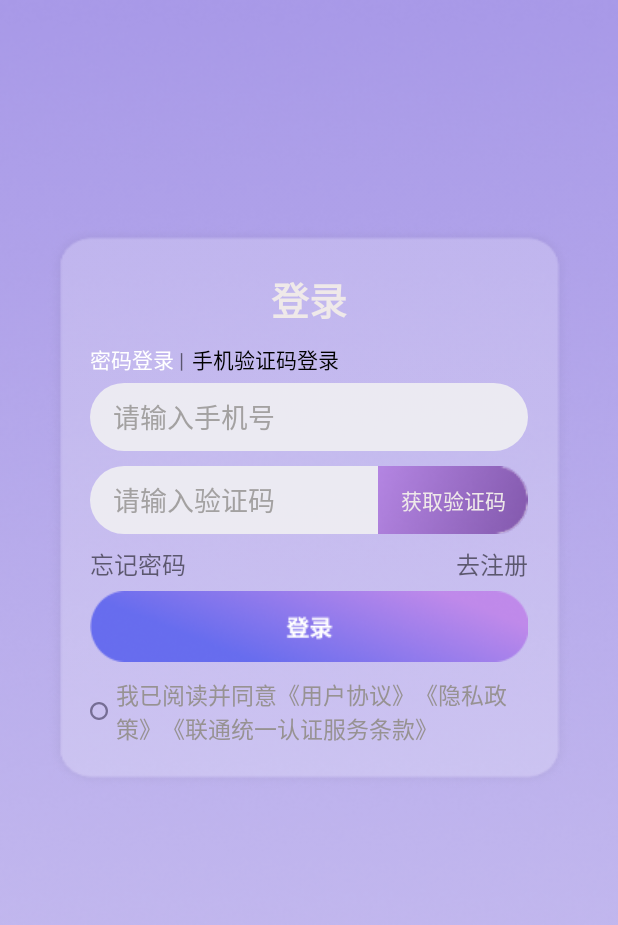
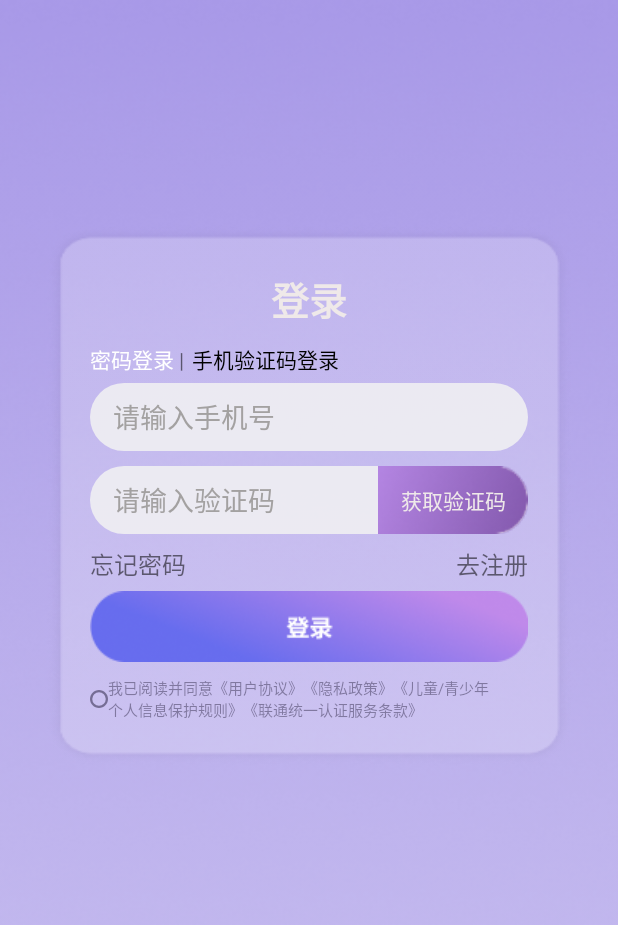
Before and after one commit to GeorgeRest/MemoShareApp, an Android app: the screen it shows after launch (LoginActivity), after a tap on "手机验证码登录", on a phone screen of 412 x 824 dp. Shown: the top 925 px of the screen. Run offline under Robolectric (Android 15) with nearby library versions, the phone set to English and light mode, and no system bars; libraries missing offline, so code that uses them is left out: com.hjq.permissions, es.dmoral.toasty, org.litepal; 3 statements that could not run were skipped.

Commit message:
完成登录大部分功能(更新正则判断+其他细节)

```diff
--- a/app/src/main/java/com/george/memoshareapp/Fragment/CodeLoginFragment.java
+++ b/app/src/main/java/com/george/memoshareapp/Fragment/CodeLoginFragment.java
@@ -9,10 +9,13 @@ import android.view.ViewGroup;
 import android.widget.EditText;
 import android.widget.ImageView;
 import android.widget.TextView;
+import android.widget.Toast;
+
 import androidx.annotation.Nullable;
 import androidx.fragment.app.Fragment;
 import com.george.memoshareapp.R;
 import com.george.memoshareapp.activities.RegisterActivity;
+import com.george.memoshareapp.manager.UserManager;
 import com.george.memoshareapp.utils.CodeSender;
 import com.george.memoshareapp.utils.VerificationCountDownTimer;
 import com.george.memoshareapp.view.MyCheckBox;
@@ -48,7 +51,7 @@ public class CodeLoginFragment extends Fragment implements View.OnClickListener{
         phone = (EditText) view.findViewById(R.id.et_phone);
         fragment_et_code = (EditText) view.findViewById(R.id.fragment_et_code);
         getCode = (TextView) view.findViewById(R.id.tv_getCode);
-        agreement = (MyCheckBox) getActivity().findViewById(R.id.rb_yx_lg_agreement);
+        agreement = (MyCheckBox) getActivity().findViewById(R.id.rb_agree);
         register = (TextView) getActivity().findViewById(R.id.tv_yx_lg_regist);
         getCode.setOnClickListener(this);
     }
@@ -58,18 +61,33 @@ public class CodeLoginFragment extends Fragment implements View.OnClickListener{
     public void onClick(View v) {
         phoneNumber = this.phone.getText().toString().trim();
         switch (v.getId()){
-            case R.id.tv_yx_lg_regist:
-                Intent intent = new Intent(getContext(), RegisterActivity.class);
-                startActivity(intent);
-                break;
             case R.id.tv_getCode:
-                if (TextUtils.isEmpty(phoneNumber) && isPhoneNumberValid(phoneNumber)){
+                if (TextUtils.isEmpty(phoneNumber) || !isPhoneNumberValid(phoneNumber)){
                     Toasty.error(getContext(),"请输入正确的手机号",Toasty.LENGTH_SHORT,true).show();
                     return;
                 }
                 new VerificationCountDownTimer(getCode, 60000, 1000).start();
-                codeReal = new CodeSender(getContext()).sendCode(phoneNumber);
+                if (!TextUtils.isEmpty(phoneNumber)){
+                    codeReal = new CodeSender(getContext()).sendCode(phoneNumber);
+                }
+
                 break;
+//            if (TextUtils.isEmpty(phoneNumber) || !isPhoneNumberValid(phoneNumber)){
+//                Toasty.error(getContext(),"请输入正确的手机号",Toasty.LENGTH_SHORT,true).show();
+//                return;
+//            }
+//            if (agreement.isChecked()) {
+//            UserManager userManager = new UserManager(getContext());
+////            if (userManager.queryUserInfo(phoneNumber, pwNumber)) {
+////                new VerificationCountDownTimer(getCode, 60000, 1000).start();
+////                if (!TextUtils.isEmpty(phoneNumber)){
+////                    codeReal = new CodeSender(getContext()).sendCode(phoneNumber);
+//                      Toast.makeText(getContext(), "登录成功", Toast.LENGTH_SHORT).show();
+////                }
+////            }
+//            } else {
+//                Toast.makeText(getContext(), "请勾选同意协议", Toast.LENGTH_SHORT).show();}
+//            break;
         }
     }
     public String getPhoneNumber() {
--- a/app/src/main/java/com/george/memoshareapp/Fragment/PWLoginFragment.java
+++ b/app/src/main/java/com/george/memoshareapp/Fragment/PWLoginFragment.java
@@ -40,7 +40,7 @@ public class PWLoginFragment extends Fragment{
     private void initView() {
         phone = (EditText) view.findViewById(R.id.et_phone);
         pw = (EditText) view.findViewById(R.id.et_pw);
-        agreement = (MyCheckBox) getActivity().findViewById(R.id.rb_yx_lg_agreement);
+        agreement = (MyCheckBox) getActivity().findViewById(R.id.rb_agree);
     }
 
     public String getPhoneNumber() {
@@ -51,4 +51,5 @@ public class PWLoginFragment extends Fragment{
         return pw != null ? pw.getText().toString().trim() : "";
     }
 
+
 }
--- a/app/src/main/java/com/george/memoshareapp/activities/LoginActivity.java
+++ b/app/src/main/java/com/george/memoshareapp/activities/LoginActivity.java
@@ -4,6 +4,7 @@ import androidx.appcompat.app.AppCompatActivity;
 import androidx.fragment.app.FragmentManager;
 import androidx.fragment.app.FragmentTransaction;
 
+import android.content.Intent;
 import android.graphics.Color;
 import android.os.Bundle;
 import android.text.TextUtils;
@@ -20,6 +21,8 @@ import com.george.memoshareapp.manager.UserManager;
 import com.george.memoshareapp.utils.PermissionUtils;
 import com.george.memoshareapp.view.MyCheckBox;
 
+import es.dmoral.toasty.Toasty;
+
 public class LoginActivity extends AppCompatActivity implements View.OnClickListener {
 
     private TextView tv_pw_login;
@@ -29,9 +32,11 @@ public class LoginActivity extends AppCompatActivity implements View.OnClickList
     private MyCheckBox agreement;
     private PWLoginFragment PwFragment;
     private CodeLoginFragment CodeFragment;
-
+    private String phoneRegex = "^1[3-9]\\d{9}$";
     private FrameLayout frameLayout;
     private FragmentManager fragmentManager;
+    private TextView tv_yx_lg_regist;
+    private TextView tv_forget_pw;
 
 
     @Override
@@ -47,13 +52,18 @@ public class LoginActivity extends AppCompatActivity implements View.OnClickList
     private void initView() {
         tv_pw_login = (TextView) findViewById(R.id.tv_pw_login);
         tv_code_login = (TextView) findViewById(R.id.tv_code_login);
+        tv_yx_lg_regist = (TextView) findViewById(R.id.tv_yx_lg_regist);
+        tv_forget_pw = (TextView) findViewById(R.id.tv_forget_pw);
         forgetPW = (TextView) findViewById(R.id.tv_forget_pw);
         login = (ImageButton) findViewById(R.id.ib_yx_lg_login);
-        agreement = (MyCheckBox) findViewById(R.id.rb_yx_lg_agreement);
+        agreement = (MyCheckBox) findViewById(R.id.rb_agree);
         frameLayout = (FrameLayout) findViewById(R.id.frameLayout);
         tv_pw_login.setOnClickListener(this);
         tv_code_login.setOnClickListener(this);
         login.setOnClickListener(this);
+        tv_yx_lg_regist.setOnClickListener(this);
+        tv_forget_pw.setOnClickListener(this);
+
     }
 
 
@@ -97,6 +107,14 @@ public class LoginActivity extends AppCompatActivity implements View.OnClickList
             case R.id.tv_code_login:
                 setDefaultSelection(1);
                 break;
+            case R.id.tv_forget_pw:
+//                Intent intent = new Intent(this, );
+//                startActivity(intent);
+                break;
+            case R.id.tv_yx_lg_regist:
+                Intent intent1 = new Intent(this, RegisterActivity.class);
+                startActivity(intent1);
+                break;
             case R.id.ib_yx_lg_login:
                 handleLogin();
                 break;
@@ -127,34 +145,56 @@ public class LoginActivity extends AppCompatActivity implements View.OnClickList
             String pwNumber = PwFragment.getPwNumber();
 
             if (TextUtils.isEmpty(phoneNumber) || TextUtils.isEmpty(pwNumber)) {
-                Toast.makeText(this, "请将信息填写完整", Toast.LENGTH_SHORT).show();
+                Toasty.error(this, "请将信息填写完整", Toast.LENGTH_SHORT).show();
                 return;
             }
 
-            UserManager userManager = new UserManager(this);
-            if (userManager.queryUserInfo(phoneNumber, pwNumber)) {
-                if (agreement.isChecked()) {
-                    Toast.makeText(this, "登录成功", Toast.LENGTH_SHORT).show();
-                } else {
-                    Toast.makeText(this, "请勾选同意协议", Toast.LENGTH_SHORT).show();
+            if (agreement.isChecked()) {
+                UserManager userManager = new UserManager(this);
+                if(phoneNumber.matches(phoneRegex)){
+                    if (userManager.queryUserInfo(phoneNumber, pwNumber)) {
+//                    Intent intent = new Intent(this, );
+//                    startActivity(intent);
+                      Toasty.error(this,"登录成功",Toast.LENGTH_SHORT).show();
+                        return;
+                    }
+                }else {
+                    Toasty.error(this,"请输入正确格式的手机号",Toast.LENGTH_SHORT).show();
                 }
+            }else {
+                Toasty.error(this, "请勾选同意协议", Toast.LENGTH_SHORT).show();
             }
+
+
         } else if (CodeFragment != null && CodeFragment.isVisible()) {
             String phoneNumber = CodeFragment.getPhoneNumber();
             String et_code = CodeFragment.getEtCode();
 
             if (TextUtils.isEmpty(phoneNumber) || TextUtils.isEmpty(et_code)) {
-                Toast.makeText(this, "请将信息填写完整", Toast.LENGTH_SHORT).show();
+                Toasty.error(this, "请将信息填写完整", Toast.LENGTH_SHORT).show();
                 return;
             }
-            UserManager userManager = new UserManager(this);
-            if (userManager.queryUser(phoneNumber) && et_code.equals(CodeFragment.codeReal)) {
-                if (agreement.isChecked()) {
-                    Toast.makeText(this, "登录成功", Toast.LENGTH_SHORT).show();
-                } else {
-                    Toast.makeText(this, "请勾选同意协议", Toast.LENGTH_SHORT).show();
+            if (agreement.isChecked()){
+                UserManager userManager = new UserManager(this);
+                if(phoneNumber.matches(phoneRegex)){
+                    if (userManager.queryUser(phoneNumber) ) {
+                        if( et_code.equals(CodeFragment.codeReal)){
+                            //Intent intent = new Intent(this, );
+                            // startActivity(intent);
+                            Toasty.error(this, "登录成功", Toast.LENGTH_SHORT).show();
+                        }else {
+                            Toasty.error(this, "验证码错误", Toast.LENGTH_SHORT).show();
+                        }
+
+                    }
+                }else {
+                    Toasty.error(this,"请输入正确格式的手机号",Toast.LENGTH_SHORT).show();
                 }
+
+            }else {
+                Toasty.error(this, "请勾选同意协议", Toast.LENGTH_SHORT).show();
             }
+
         }
     }
 }
--- a/app/src/main/java/com/george/memoshareapp/utils/VerificationCountDownTimer.java
+++ b/app/src/main/java/com/george/memoshareapp/utils/VerificationCountDownTimer.java
@@ -30,7 +30,7 @@ public class VerificationCountDownTimer extends CountDownTimer {
     @Override
     public void onTick(long millisUntilFinished) {
         mTextView.setClickable(false);
-        mTextView.setText(millisUntilFinished / 1000 + "”");
+        mTextView.setText(millisUntilFinished / 1000 + "s");
         mTextView.setBackgroundResource(R.drawable.bg_code_count_time);
     }
 
--- a/app/src/main/res/layout/activity_login.xml
+++ b/app/src/main/res/layout/activity_login.xml
@@ -60,6 +60,7 @@
             android:layout_width="match_parent"
             android:layout_height="wrap_content"
             android:layout_marginTop="8dp">
+
                 <TextView
                     android:id="@+id/tv_forget_pw"
                     android:layout_width="wrap_content"
@@ -89,20 +90,21 @@
                 android:layout_marginTop="10dp">
 
                 <com.george.memoshareapp.view.MyCheckBox
-                    android:id="@+id/rb_yx_lg_agreement"
+                    android:id="@+id/rb_agree"
                     android:layout_width="12dp"
                     android:layout_height="12dp"
-                    android:layout_gravity="center" />
+                    android:layout_gravity="center"
+                    android:background="@drawable/my_checkbox"
+                    android:button="@null"/>
+
                 <TextView
-                    android:layout_width="wrap_content"
+
+                    android:layout_width="277dp"
                     android:layout_height="wrap_content"
-                    android:layout_marginLeft="5dp"
-                    android:textColor="#979292"
-                    android:layout_gravity="center"
-                    android:textSize="15dp"
-                    android:maxLines="2"
-                    android:text="我已阅读并同意《用户协议》《隐私政策》《联通统一认证服务条款》"/>
-
+                    android:paddingRight="15dp"
+                    android:text="我已阅读并同意《用户协议》《隐私政策》《儿童/青少年个人信息保护规则》《联通统一认证服务条款》"
+                    android:textColor="#752A2342"
+                    android:textSize="10sp" />
             </LinearLayout>
 
 
--- a/app/src/main/res/layout/fragment_code_login.xml
+++ b/app/src/main/res/layout/fragment_code_login.xml
@@ -46,4 +46,5 @@
                 android:text="获取验证码"
                 android:textColor="#EFE9E9" />
         </RelativeLayout>
+
 </LinearLayout>
--- a/app/src/main/res/layout/fragment_pw_login.xml
+++ b/app/src/main/res/layout/fragment_pw_login.xml
@@ -2,7 +2,7 @@
 <LinearLayout
     xmlns:android="http://schemas.android.com/apk/res/android"
     android:id="@+id/ll_pw_login"
-    android:layout_width="wrap_content"
+    android:layout_width="match_parent"
     android:layout_height="wrap_content"
     android:orientation="vertical"
     android:layout_marginTop="5dp"
@@ -28,4 +28,5 @@
                 android:inputType="textPassword"
                 android:paddingLeft="15dp" />
 
+
 </LinearLayout>
```
Lines whose indentation alone changed are shown as unchanged.
